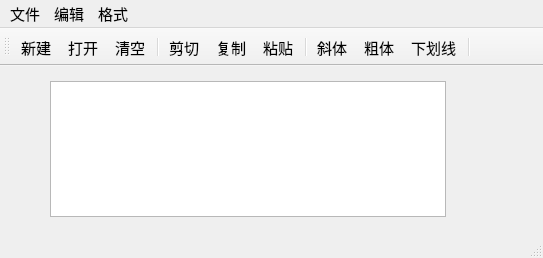
Old version of the form qwmainwind.ui in the repository Kyaru-07/QtCourse.
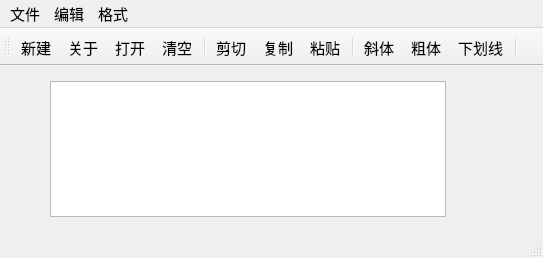
New version of the form. Icons and pictures are not drawn.

Patch:
```diff
--- a/qwmainwind.ui
+++ b/qwmainwind.ui
@@ -88,6 +88,7 @@
     <bool>false</bool>
    </attribute>
    <addaction name="actNew"/>
+   <addaction name="actionABout"/>
    <addaction name="actOpen"/>
    <addaction name="actClear"/>
    <addaction name="separator"/>
@@ -268,6 +269,21 @@
     <enum>QAction::TextHeuristicRole</enum>
    </property>
   </action>
+  <action name="actionABout">
+   <property name="enabled">
+    <bool>true</bool>
+   </property>
+   <property name="icon">
+    <iconset resource="res.qrc">
+     <normaloff>:/images/images/BLD.BMP</normaloff>:/images/images/BLD.BMP</iconset>
+   </property>
+   <property name="text">
+    <string>关于</string>
+   </property>
+   <property name="menuRole">
+    <enum>QAction::AboutRole</enum>
+   </property>
+  </action>
  </widget>
  <layoutdefault spacing="6" margin="11"/>
  <resources>
```
Left out of the diff: 2 changed lines with no effect on the pictures.
